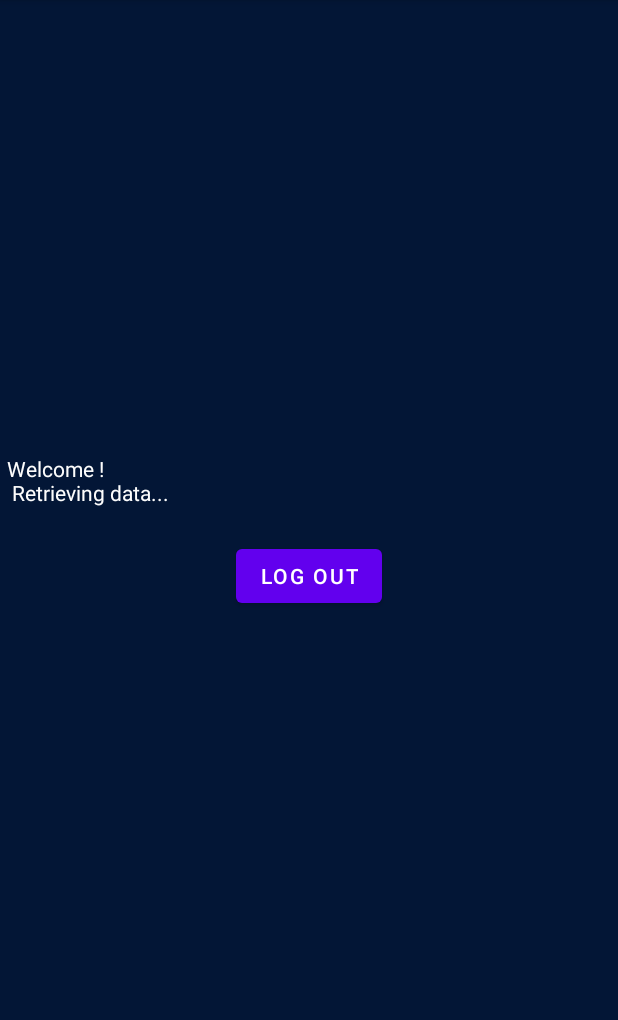
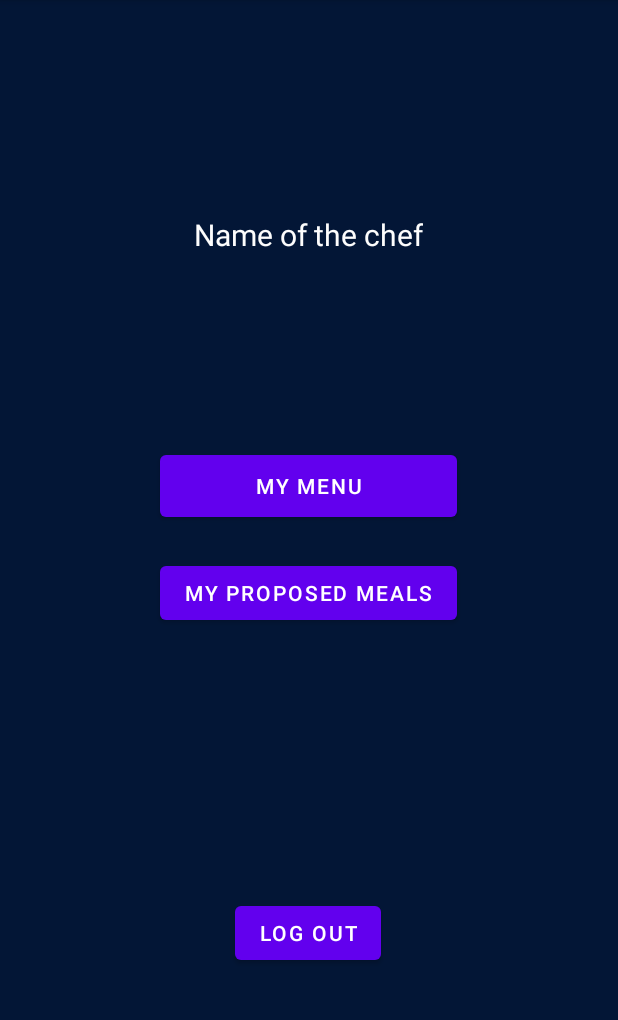
Before and after one commit to uOttawaSEGA2022/projet-groupe-14, an Android app: the ChefPage screen opened directly, with no data from a screen before it, on a phone screen of 412 x 824 dp, the part 84-1104 px from its top. Run offline under Robolectric (Android 15) with nearby library versions, the phone set to English and light mode, and no system bars; our stand-ins replace Firebase (no records; nobody signed in at launch, a user with empty details on screens opened directly).

Commit message:
UI meals

```diff
--- a/app/src/main/res/layout/activity_chef_page.xml
+++ b/app/src/main/res/layout/activity_chef_page.xml
@@ -16,18 +16,59 @@
         android:text="Log Out"
         app:layout_constraintBottom_toBottomOf="parent"
         app:layout_constraintEnd_toEndOf="parent"
+        app:layout_constraintHorizontal_bias="0.498"
         app:layout_constraintStart_toStartOf="parent"
-        app:layout_constraintTop_toTopOf="parent" />
+        app:layout_constraintTop_toTopOf="parent"
+        app:layout_constraintVertical_bias="0.831" />
 
     <TextView
         android:id="@+id/chefPageText"
-        android:layout_width="403dp"
-        android:layout_height="45dp"
+        android:layout_width="wrap_content"
+        android:layout_height="wrap_content"
         android:layout_marginBottom="12dp"
-        android:text="Welcome !\n Retrieving data..."
+        android:text="Name of the chef"
         android:textColor="#FDFDFD"
+        android:textSize="20sp"
         app:layout_constraintBottom_toTopOf="@+id/logoutButtonChefPage"
         app:layout_constraintEnd_toEndOf="parent"
-        app:layout_constraintStart_toStartOf="parent" />
+        app:layout_constraintHorizontal_bias="0.498"
+        app:layout_constraintStart_toStartOf="parent"
+        app:layout_constraintTop_toBottomOf="@+id/imageView3"
+        app:layout_constraintVertical_bias="0.101" />
+
+    <ImageView
+        android:id="@+id/imageView3"
+        android:layout_width="wrap_content"
+        android:layout_height="wrap_content"
+        android:layout_marginTop="96dp"
+        app:layout_constraintEnd_toEndOf="parent"
+        app:layout_constraintHorizontal_bias="0.498"
+        app:layout_constraintStart_toStartOf="parent"
+        app:layout_constraintTop_toTopOf="parent"
+        tools:srcCompat="@tools:sample/avatars" />
+
+    <Button
+        android:id="@+id/button2"
+        android:layout_width="198dp"
+        android:layout_height="53dp"
+        android:text="My menu"
+        app:layout_constraintBottom_toTopOf="@+id/logoutButtonChefPage"
+        app:layout_constraintEnd_toEndOf="parent"
+        app:layout_constraintHorizontal_bias="0.497"
+        app:layout_constraintStart_toStartOf="parent"
+        app:layout_constraintTop_toBottomOf="@+id/chefPageText"
+        app:layout_constraintVertical_bias="0.339" />
+
+    <Button
+        android:id="@+id/button3"
+        android:layout_width="198dp"
+        android:layout_height="wrap_content"
+        android:text="My proposed meals"
+        app:layout_constraintBottom_toTopOf="@+id/logoutButtonChefPage"
+        app:layout_constraintEnd_toEndOf="parent"
+        app:layout_constraintHorizontal_bias="0.497"
+        app:layout_constraintStart_toStartOf="parent"
+        app:layout_constraintTop_toBottomOf="@+id/button2"
+        app:layout_constraintVertical_bias="0.103" />
 
 </androidx.constraintlayout.widget.ConstraintLayout>
```
Also changed, not shown: app/src/main/res/layout/activity_menu_choice_page.xml (added, +140 -0 lines), app/src/main/res/layout/activity_menu_page.xml (added, +17 -0 lines), app/src/main/res/layout/activity_proposed_meals_choice_page.xml (added, +7 -0 lines), app/src/main/res/layout/activity_proposed_meals_page.xml (added, +17 -0 lines).
